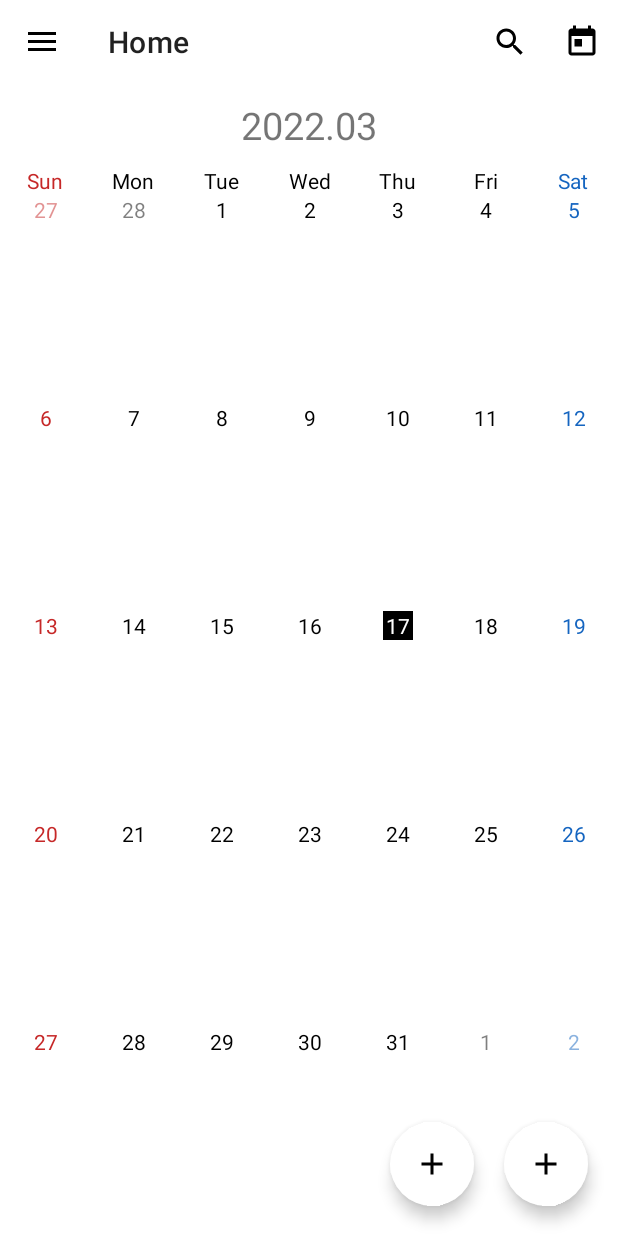
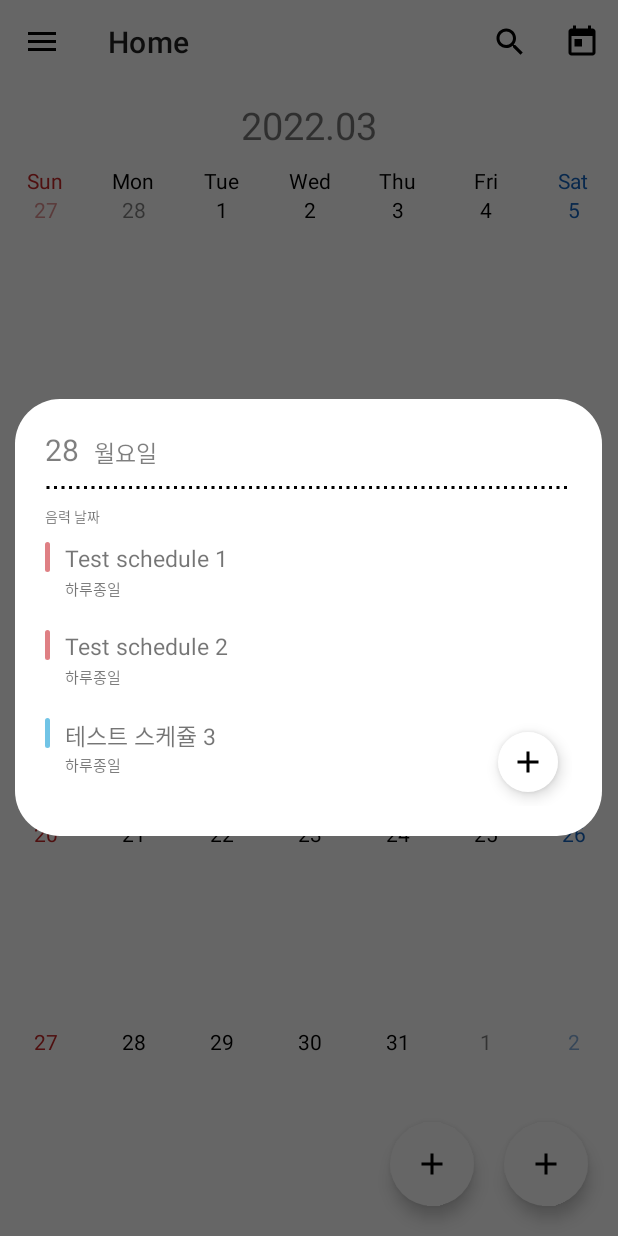
Before and after one commit to zipdoriCapstoneDesign/AutoPlanner, an Android app: the screen it shows after launch (MainActivity), after a tap on "28", on a phone screen of 412 x 824 dp. Run offline under Robolectric (Android 15) with nearby library versions, the phone set to English and light mode, and no system bars; our stand-ins replace navigation-ui.

Commit message:
Feat: 날짜 클릭 시 일정을 보여주는 Dialog 추가

```diff
--- a/app/src/main/java/com/zipdori/autoplanner/ui/home/CalendarAdapter.kt
+++ b/app/src/main/java/com/zipdori/autoplanner/ui/home/CalendarAdapter.kt
@@ -1,17 +1,27 @@
 package com.toyproject.testproject3_zipdori.ui.home
 
+import android.app.AlertDialog
 import android.content.Context
 import android.graphics.Color
+import android.graphics.drawable.ColorDrawable
 import android.view.LayoutInflater
 import android.view.View
 import android.view.ViewGroup
+import android.view.Window
 import android.widget.AbsListView
 import android.widget.BaseAdapter
 import android.widget.TextView
 import android.widget.Toast
+import androidx.constraintlayout.widget.ConstraintLayout
+import androidx.fragment.app.FragmentActivity
+import androidx.recyclerview.widget.LinearLayoutManager
+import androidx.recyclerview.widget.RecyclerView
 import com.zipdori.autoplanner.R
+import com.zipdori.autoplanner.ui.home.ItemSchedule
+import com.zipdori.autoplanner.ui.home.ScheduleListAdapter
 import java.text.SimpleDateFormat
 import java.util.*
+import kotlin.collections.ArrayList
 
 class CalendarAdapter(context: Context, monthFrom1902: Int) : BaseAdapter() {
     private var dateArray: ArrayList<Date>
@@ -38,6 +48,8 @@ class CalendarAdapter(context: Context, monthFrom1902: Int) : BaseAdapter() {
         var viewHolder: ViewHolder
         var convertView: View? = view
 
+        val date: Date = dateArray.get(position)
+
         if (convertView == null) {
             convertView = layoutInflater.inflate(R.layout.calendar_cell, null)
             viewHolder = ViewHolder()
@@ -52,10 +64,10 @@ class CalendarAdapter(context: Context, monthFrom1902: Int) : BaseAdapter() {
         convertView?.layoutParams = params
 
         val simpleDateFormat: SimpleDateFormat = SimpleDateFormat("d", Locale.US)
-        viewHolder.dateText.text = simpleDateFormat.format(dateArray.get(position))
+        viewHolder.dateText.text = simpleDateFormat.format(date)
 
+        // TODO: 2022-03-17 Delete
         /*
-        // 해당달이 아닌 날짜들은 회색
         if (dateManager.isCurrentMonth(dateArray.get(position))) {
             convertView?.setBackgroundColor(Color.WHITE)
         } else {
@@ -66,23 +78,23 @@ class CalendarAdapter(context: Context, monthFrom1902: Int) : BaseAdapter() {
         convertView?.setBackgroundColor(Color.WHITE)
 
         var colorId: Int
-        when (dateManager.getDayOfWeek(dateArray.get(position))) {
+        when (dateManager.getDayOfWeek(date)) {
             1 -> {
-                if (dateManager.isCurrentMonth(dateArray.get(position))) {
+                if (dateManager.isCurrentMonth(date)) {
                     colorId = context.getColor(R.color.material_800_red)
                 } else {
                     colorId = context.getColor(R.color.material_800_red_50pct)
                 }
             }
             7 -> {
-                if (dateManager.isCurrentMonth(dateArray.get(position))) {
+                if (dateManager.isCurrentMonth(date)) {
                     colorId = context.getColor(R.color.material_800_blue)
                 } else {
                     colorId = context.getColor(R.color.material_800_blue_50pct)
                 }
             }
             else -> {
-                if (dateManager.isCurrentMonth(dateArray.get(position))) {
+                if (dateManager.isCurrentMonth(date)) {
                     colorId = context.getColor(R.color.black)
                 } else {
                     colorId = context.getColor(R.color.black_50pct)
@@ -99,6 +111,39 @@ class CalendarAdapter(context: Context, monthFrom1902: Int) : BaseAdapter() {
 
         convertView?.setOnClickListener(View.OnClickListener {
             Toast.makeText(context, SimpleDateFormat("yyyy.MM.dd", Locale.US).format(dateArray.get(position)).toString(), Toast.LENGTH_SHORT).show()
+
+            val layoutInflater: LayoutInflater = (context as FragmentActivity).layoutInflater
+            val constraintLayout: ConstraintLayout = layoutInflater.inflate(R.layout.dialog_show_schedule, null) as ConstraintLayout
+
+            val tvDateDss: TextView = constraintLayout.findViewById(R.id.tv_date_dss)
+            val tvDayDss: TextView = constraintLayout.findViewById(R.id.tv_day_dss)
+            val tvLunarCalendar: TextView = constraintLayout.findViewById(R.id.tv_lunar_calendar_dss)
+            val rvDss: RecyclerView = constraintLayout.findViewById(R.id.rv_dss)
+
+            tvDateDss.text = SimpleDateFormat("d", Locale.US).format(date)
+            tvDayDss.text = SimpleDateFormat("E", Locale.KOREA).format(date) + "요일"
+            // TODO: 2022-03-18 음력 날짜 구하기
+            tvLunarCalendar.text = "음력 날짜"
+
+            tvDateDss.setTextColor(colorId)
+            tvDayDss.setTextColor(colorId)
+
+            // TODO: 2022-03-18 일정 저장할 방법 찾고 해당 날짜의 일정 추가하기
+            val itemScheduleArrayList: ArrayList<ItemSchedule> = ArrayList()
+            itemScheduleArrayList.add(ItemSchedule(context.getColor(R.color.holiday), "Test schedule 1", "하루종일"))
+            itemScheduleArrayList.add(ItemSchedule(context.getColor(R.color.holiday), "Test schedule 2", "하루종일"))
+            itemScheduleArrayList.add(ItemSchedule(context.getColor(R.color.user_schedule), "테스트 스케쥴 3", "하루종일"))
+            var scheduleListAdapter: ScheduleListAdapter = ScheduleListAdapter(context, itemScheduleArrayList)
+            rvDss.layoutManager = LinearLayoutManager(context)
+            rvDss.adapter = scheduleListAdapter
+
+            val builder: AlertDialog.Builder = AlertDialog.Builder(context)
+            builder.setView(constraintLayout)
+            val alertDialog: AlertDialog = builder.create()
+            alertDialog.window?.setBackgroundDrawable(ColorDrawable(Color.TRANSPARENT))
+            alertDialog.window?.requestFeature(Window.FEATURE_NO_TITLE)
+            alertDialog.show()
+
         })
 
         return convertView
@@ -117,13 +162,14 @@ class CalendarAdapter(context: Context, monthFrom1902: Int) : BaseAdapter() {
         return simpleDateFormat.format(dateManager.calendar.time)
     }
 
-    // TODO: 2022-03-16 delete
+    // TODO: 2022-03-16 Delete
     fun nextMonth() {
         dateManager.nextMonth()
         dateArray = dateManager.getDays()
         this.notifyDataSetChanged()
     }
 
+    // TODO: 2022-03-17 Delete
     fun prevMonth() {
         dateManager.prevMonth()
         dateArray = dateManager.getDays()
--- /dev/null
+++ b/app/src/main/java/com/zipdori/autoplanner/ui/home/ItemSchedule.kt
@@ -0,0 +1,4 @@
+package com.zipdori.autoplanner.ui.home
+
+class ItemSchedule (val color: Int, val tvScheduleTitle: String, val tvScheduleTime: String) {
+}
--- /dev/null
+++ b/app/src/main/java/com/zipdori/autoplanner/ui/home/ScheduleListAdapter.kt
@@ -0,0 +1,41 @@
+package com.zipdori.autoplanner.ui.home
+
+import android.content.Context
+import android.graphics.drawable.GradientDrawable
+import android.view.LayoutInflater
+import android.view.View
+import android.view.ViewGroup
+import android.widget.LinearLayout
+import android.widget.TextView
+import androidx.recyclerview.widget.RecyclerView
+import com.zipdori.autoplanner.R
+
+class ScheduleListAdapter(private val context : Context, private val itemScheduleArrayList: ArrayList<ItemSchedule>) : RecyclerView.Adapter<ScheduleListAdapter.ViewHolder>() {
+    inner class ViewHolder(itemView: View) : RecyclerView.ViewHolder(itemView) {
+        private val linearLayout: LinearLayout = itemView.findViewById(R.id.ll_schedule_color)
+        private val tvScheduleTitle: TextView = itemView.findViewById(R.id.tv_schedule_title)
+        private val tvScheduleTime: TextView = itemView.findViewById(R.id.tv_schedule_time)
+
+        fun bind(context: Context, itemSchedule: ItemSchedule) {
+            val gradientDrawable: GradientDrawable = GradientDrawable()
+            gradientDrawable.cornerRadius = (10 as Int).toFloat()
+            gradientDrawable.setColor(itemSchedule.color)
+            linearLayout.background = gradientDrawable
+            tvScheduleTitle.text = itemSchedule.tvScheduleTitle
+            tvScheduleTime.text = itemSchedule.tvScheduleTime
+        }
+    }
+
+    override fun onCreateViewHolder(parent: ViewGroup, viewType: Int): ViewHolder {
+        val view: View = LayoutInflater.from(context).inflate(R.layout.item_schedule, parent, false)
+        return ViewHolder(view)
+    }
+
+    override fun onBindViewHolder(holder: ViewHolder, position: Int) {
+        holder.bind(context, itemScheduleArrayList.get(position))
+    }
+
+    override fun getItemCount(): Int {
+        return itemScheduleArrayList.size
+    }
+}
--- /dev/null
+++ b/app/src/main/res/drawable/dash_line.xml
@@ -0,0 +1,10 @@
+<?xml version="1.0" encoding="utf-8"?>
+<shape xmlns:android="http://schemas.android.com/apk/res/android"
+    android:shape="line">
+
+    <stroke
+        android:color="@color/black"
+        android:width="2dp"
+        android:dashWidth="2dp"
+        android:dashGap="3dp" />
+</shape>
--- /dev/null
+++ b/app/src/main/res/drawable/ic_baseline_image_search_24_black.xml
@@ -0,0 +1,10 @@
+<vector xmlns:android="http://schemas.android.com/apk/res/android"
+    android:width="24dp"
+    android:height="24dp"
+    android:viewportWidth="24"
+    android:viewportHeight="24"
+    android:tint="?attr/colorControlNormal">
+  <path
+      android:fillColor="@android:color/white"
+      android:pathData="M18,13v7L4,20L4,6h5.02c0.05,-0.71 0.22,-1.38 0.48,-2L4,4c-1.1,0 -2,0.9 -2,2v14c0,1.1 0.9,2 2,2h14c1.1,0 2,-0.9 2,-2v-5l-2,-2zM16.5,18h-11l2.75,-3.53 1.96,2.36 2.75,-3.54zM19.3,8.89c0.44,-0.7 0.7,-1.51 0.7,-2.39C20,4.01 17.99,2 15.5,2S11,4.01 11,6.5s2.01,4.5 4.49,4.5c0.88,0 1.7,-0.26 2.39,-0.7L21,13.42 22.42,12 19.3,8.89zM15.5,9C14.12,9 13,7.88 13,6.5S14.12,4 15.5,4 18,5.12 18,6.5 16.88,9 15.5,9z"/>
+</vector>
--- /dev/null
+++ b/app/src/main/res/drawable/ic_baseline_photo_camera_24_black.xml
@@ -0,0 +1,13 @@
+<vector xmlns:android="http://schemas.android.com/apk/res/android"
+    android:width="24dp"
+    android:height="24dp"
+    android:viewportWidth="24"
+    android:viewportHeight="24"
+    android:tint="?attr/colorControlNormal">
+  <path
+      android:fillColor="@android:color/white"
+      android:pathData="M12,12m-3.2,0a3.2,3.2 0,1 1,6.4 0a3.2,3.2 0,1 1,-6.4 0"/>
+  <path
+      android:fillColor="@android:color/white"
+      android:pathData="M9,2L7.17,4L4,4c-1.1,0 -2,0.9 -2,2v12c0,1.1 0.9,2 2,2h16c1.1,0 2,-0.9 2,-2L22,6c0,-1.1 -0.9,-2 -2,-2h-3.17L15,2L9,2zM12,17c-2.76,0 -5,-2.24 -5,-5s2.24,-5 5,-5 5,2.24 5,5 -2.24,5 -5,5z"/>
+</vector>
--- /dev/null
+++ b/app/src/main/res/drawable/ic_baseline_text_snippet_24_black.xml
@@ -0,0 +1,11 @@
+<vector xmlns:android="http://schemas.android.com/apk/res/android"
+    android:width="24dp"
+    android:height="24dp"
+    android:viewportWidth="24"
+    android:viewportHeight="24"
+    android:tint="?attr/colorControlNormal"
+    android:autoMirrored="true">
+  <path
+      android:fillColor="@android:color/white"
+      android:pathData="M20.41,8.41l-4.83,-4.83C15.21,3.21 14.7,3 14.17,3H5C3.9,3 3,3.9 3,5v14c0,1.1 0.9,2 2,2h14c1.1,0 2,-0.9 2,-2V9.83C21,9.3 20.79,8.79 20.41,8.41zM7,7h7v2H7V7zM17,17H7v-2h10V17zM17,13H7v-2h10V13z"/>
+</vector>
--- /dev/null
+++ b/app/src/main/res/drawable/shape_dialog.xml
@@ -0,0 +1,6 @@
+<?xml version="1.0" encoding="utf-8"?>
+<shape xmlns:android="http://schemas.android.com/apk/res/android"
+    android:shape="rectangle">
+    <corners
+        android:radius="30dp" />
+</shape>
--- /dev/null
+++ b/app/src/main/res/layout/dialog_show_schedule.xml
@@ -0,0 +1,70 @@
+<?xml version="1.0" encoding="utf-8"?>
+<androidx.constraintlayout.widget.ConstraintLayout xmlns:android="http://schemas.android.com/apk/res/android"
+    android:layout_width="match_parent"
+    android:layout_height="match_parent"
+    xmlns:app="http://schemas.android.com/apk/res-auto"
+    android:background="@drawable/shape_dialog"
+    android:backgroundTint="@color/white"
+    android:padding="20dp">
+
+    <androidx.constraintlayout.widget.ConstraintLayout
+        android:id="@+id/cl1_dss"
+        android:layout_width="match_parent"
+        android:layout_height="wrap_content"
+        android:paddingBottom="10dp"
+        app:layout_constraintTop_toTopOf="parent">
+
+        <TextView
+            android:id="@+id/tv_date_dss"
+            android:layout_width="wrap_content"
+            android:layout_height="wrap_content"
+            android:textSize="20dp"
+            android:paddingRight="10dp"
+            app:layout_constraintTop_toTopOf="parent"
+            app:layout_constraintLeft_toLeftOf="parent" />
+
+        <TextView
+            android:id="@+id/tv_day_dss"
+            android:layout_width="wrap_content"
+            android:layout_height="wrap_content"
+            android:textSize="15dp"
+            app:layout_constraintBottom_toBottomOf="parent"
+            app:layout_constraintLeft_toRightOf="@id/tv_date_dss" />
+    </androidx.constraintlayout.widget.ConstraintLayout>
+
+    <ImageView
+        android:id="@+id/dash_line_dss"
+        android:src="@drawable/dash_line"
+        android:layout_width="match_parent"
+        android:layout_height="3dp"
+        android:layerType="software"
+        app:layout_constraintTop_toBottomOf="@+id/cl1_dss" />
+
+    <TextView
+        android:id="@+id/tv_lunar_calendar_dss"
+        android:layout_width="match_parent"
+        android:layout_height="wrap_content"
+        android:textSize="9dp"
+        android:paddingTop="10dp"
+        app:layout_constraintTop_toBottomOf="@id/dash_line_dss"/>
+
+    <androidx.recyclerview.widget.RecyclerView
+        android:id="@+id/rv_dss"
+        android:layout_width="match_parent"
+        android:layout_height="wrap_content"
+        android:paddingTop="10dp"
+        app:layout_constraintTop_toBottomOf="@id/tv_lunar_calendar_dss"/>
+
+    <com.google.android.material.floatingactionbutton.FloatingActionButton
+        android:src="@drawable/ic_baseline_add_24_black"
+        android:layout_width="wrap_content"
+        android:layout_height="wrap_content"
+        android:backgroundTint="@color/white"
+        app:borderWidth="0dp"
+        app:fabSize="mini"
+        android:layout_marginRight="5dp"
+        android:layout_marginBottom="5dp"
+        app:layout_constraintBottom_toBottomOf="parent"
+        app:layout_constraintRight_toRightOf="parent"/>
+
+</androidx.constraintlayout.widget.ConstraintLayout>
--- a/app/src/main/res/layout/fragment_home.xml
+++ b/app/src/main/res/layout/fragment_home.xml
@@ -128,7 +128,7 @@
             android:layout_marginBottom="15dp"
             android:layout_marginRight="20dp"
             android:backgroundTint="#FFFFFFFF"
-            android:src="@drawable/ic_baseline_add_24_black"
+            android:src="@drawable/ic_baseline_photo_camera_24_black"
             android:visibility="invisible"
             app:borderWidth="0dp"
             app:fabSize="normal"/>
@@ -142,7 +142,7 @@
             android:layout_marginBottom="15dp"
             android:layout_marginRight="20dp"
             android:backgroundTint="#FFFFFFFF"
-            android:src="@drawable/ic_baseline_add_24_black"
+            android:src="@drawable/ic_baseline_image_search_24_black"
             android:visibility="invisible"
             app:borderWidth="0dp"
             app:fabSize="normal"/>
@@ -156,7 +156,7 @@
             android:layout_marginBottom="15dp"
             android:layout_marginRight="20dp"
             android:backgroundTint="#FFFFFFFF"
-            android:src="@drawable/ic_baseline_add_24_black"
+            android:src="@drawable/ic_baseline_text_snippet_24_black"
             android:visibility="invisible"
             app:borderWidth="0dp"
             app:fabSize="normal"/>
--- /dev/null
+++ b/app/src/main/res/layout/item_schedule.xml
@@ -0,0 +1,36 @@
+<?xml version="1.0" encoding="utf-8"?>
+<androidx.constraintlayout.widget.ConstraintLayout xmlns:android="http://schemas.android.com/apk/res/android"
+    android:layout_width="match_parent"
+    android:layout_height="wrap_content"
+    xmlns:app="http://schemas.android.com/apk/res-auto"
+    android:paddingBottom="20dp">
+
+    <LinearLayout
+        android:id="@+id/ll_schedule_color"
+        android:layout_width="3dp"
+        android:layout_height="20dp"
+        app:layout_constraintTop_toTopOf="parent"
+        app:layout_constraintLeft_toLeftOf="parent"
+        android:orientation="horizontal" />
+
+    <TextView
+        android:id="@+id/tv_schedule_title"
+        android:layout_width="0dp"
+        android:layout_height="20dp"
+        android:paddingLeft="10dp"
+        android:textSize="15dp"
+        app:layout_constraintTop_toTopOf="parent"
+        app:layout_constraintLeft_toRightOf="@id/ll_schedule_color"
+        app:layout_constraintRight_toRightOf="parent" />
+
+    <TextView
+        android:id="@+id/tv_schedule_time"
+        android:layout_width="0dp"
+        android:layout_height="wrap_content"
+        android:paddingTop="3dp"
+        android:paddingLeft="10dp"
+        android:textSize="10dp"
+        app:layout_constraintTop_toBottomOf="@id/tv_schedule_title"
+        app:layout_constraintLeft_toLeftOf="@id/tv_schedule_title"
+        app:layout_constraintRight_toRightOf="parent" />
+</androidx.constraintlayout.widget.ConstraintLayout>
--- a/app/src/main/res/values/colors.xml
+++ b/app/src/main/res/values/colors.xml
@@ -13,4 +13,6 @@
     <color name="material_800_red">#FFC62828</color>
     <color name="material_800_blue_50pct">#801565C0</color>
     <color name="material_800_red_50pct">#80C62828</color>
+    <color name="holiday">#FFDF8084</color>
+    <color name="user_schedule">#FF71C4E6</color>
 </resources>
```
Also changed, not shown: app/src/main/java/com/zipdori/autoplanner/MainActivity.kt (+4 -6 lines).
